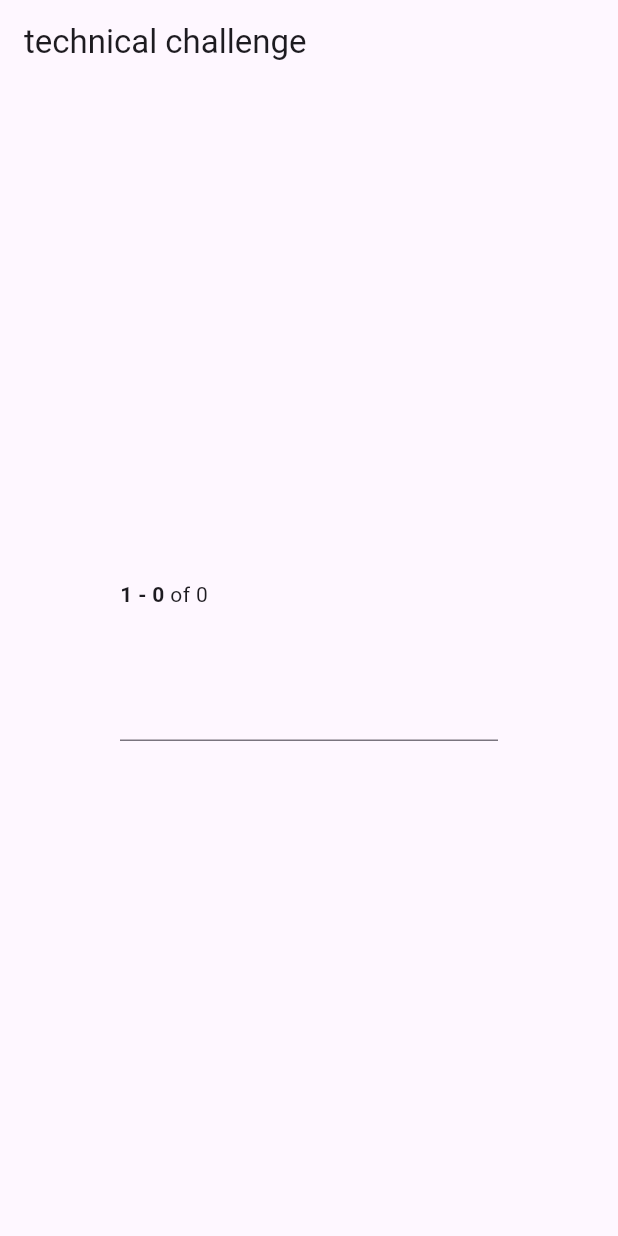
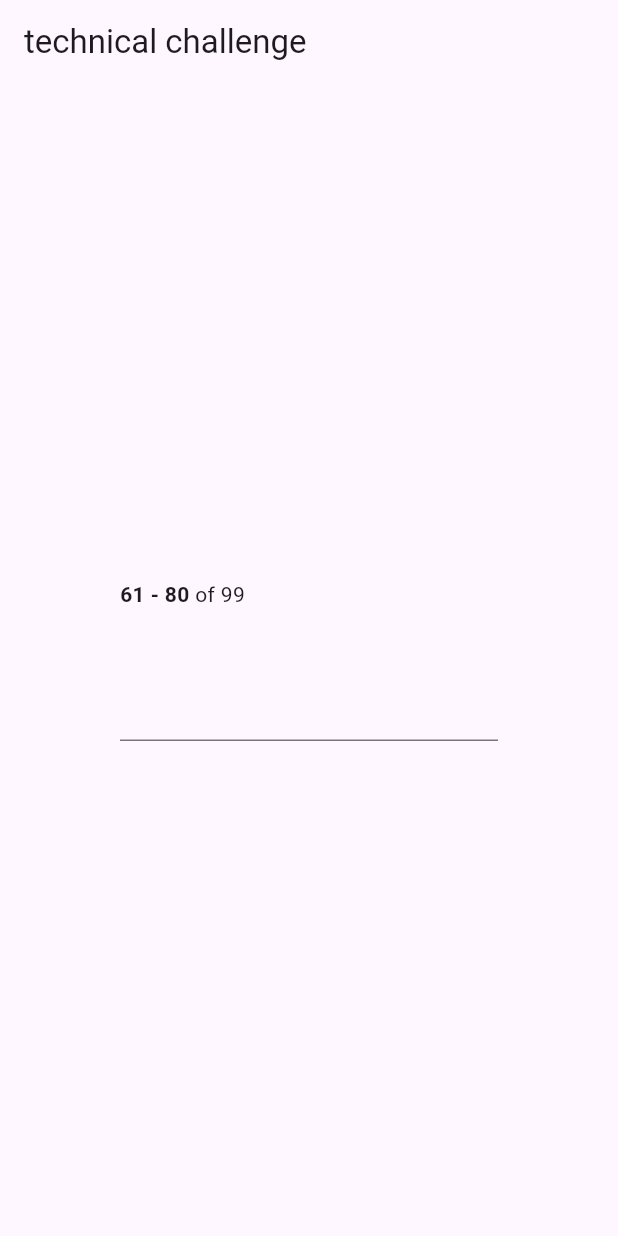
Before and after one commit to mark33699/guidoor_challenge, a Flutter app: the screen it shows after launch, on a phone screen of 412 x 824 dp. Run offline on Flutter 3.47's test engine with Material 2 defaults, Android fonts, the light colour scheme and no system bars.

Commit message:
Update PaginationToolbar add range logic

```diff
--- a/lib/guidoor_page.dart
+++ b/lib/guidoor_page.dart
@@ -10,7 +10,7 @@ class GuidoorPage extends StatefulWidget {
 
 class _GuidoorPageState extends State<GuidoorPage> {
 
-  var _recordTotalCount = 0;
+  var _recordTotalCount = 99;
 
   @override
   Widget build(BuildContext context) {
--- a/lib/pagination_toolbar.dart
+++ b/lib/pagination_toolbar.dart
@@ -15,11 +15,20 @@ class _PaginationToolbarState extends State<PaginationToolbar> {
 
   int _start = 1;
   int _end = 0;
-  int _total = 0;
+  int _totalCount = 0;
+  int _currentPage = 4;
 
   @override
   Widget build(BuildContext context) {
-    _total = widget.totalCount;
+    _totalCount = widget.totalCount;
+    final currentMaxCount = _currentPage * pageSize;
+    _start = _start + ((_currentPage - 1) * pageSize);
+    if (_totalCount <= pageSize || _totalCount <= currentMaxCount) {
+      _end = _totalCount;
+    } else {
+      _end = currentMaxCount;
+    }
+
     return Row(
       children: [
         _buildCount()
@@ -33,7 +42,7 @@ class _PaginationToolbarState extends State<PaginationToolbar> {
         Text('$_start - $_end',
           style: TextStyle(fontWeight: FontWeight.bold),
         ),
-        Text(' of $_total'),
+        Text(' of $_totalCount'),
       ],
     );
   }
```
